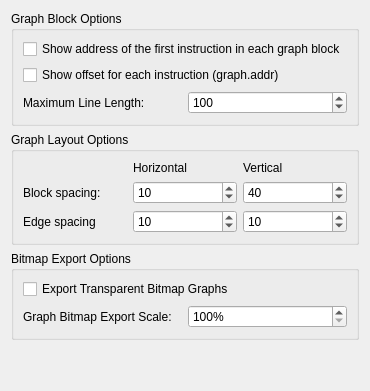
Old version of the form src/dialogs/preferences/GraphOptionsWidget.ui in the repository radareorg/iaito.
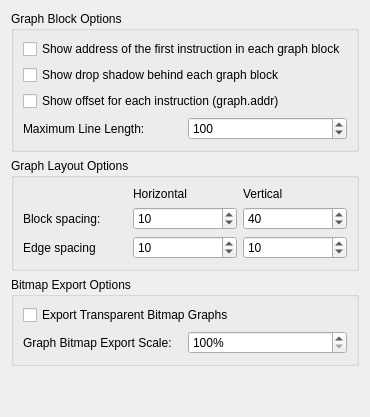
New version of the form.

Commit message: Improve graph lines, bgtint, add title and shadow

```diff
--- a/src/dialogs/preferences/GraphOptionsWidget.ui
+++ b/src/dialogs/preferences/GraphOptionsWidget.ui
@@ -28,6 +28,16 @@
           </property>
          </widget>
         </item>
+        <item>
+         <widget class="QCheckBox" name="blockShadowCheckBox">
+          <property name="toolTip">
+           <string>Draw a drop shadow behind each basic block in the graph view</string>
+          </property>
+          <property name="text">
+           <string>Show drop shadow behind each graph block</string>
+          </property>
+         </widget>
+        </item>
         <item>
          <widget class="QCheckBox" name="graphOffsetCheckBox">
           <property name="text">
```
Left out of the diff: 1 changed line with no effect on the pictures. The commit also changes 7 other files.
